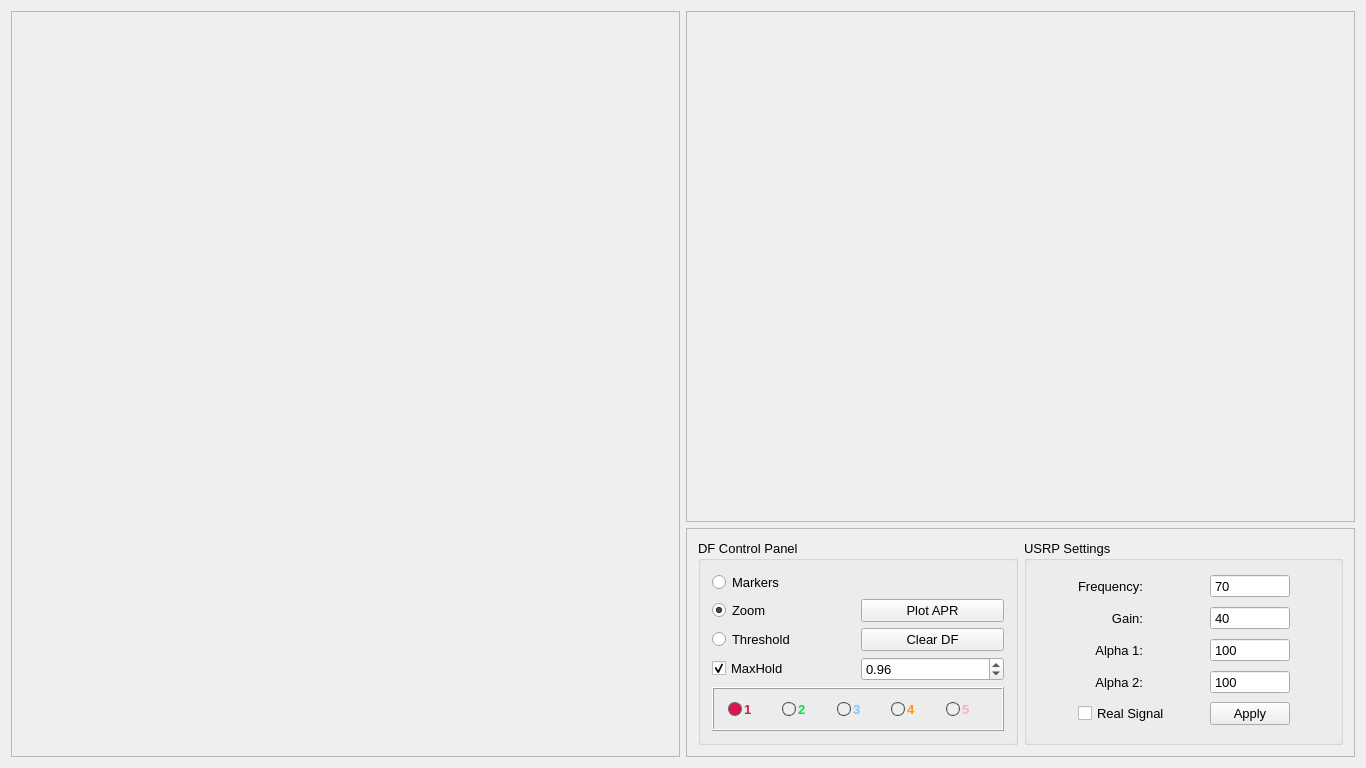
This is frontend.ui in Valkaryne/QwtModel as Qt 5 draws it before an edit. The edited form follows.
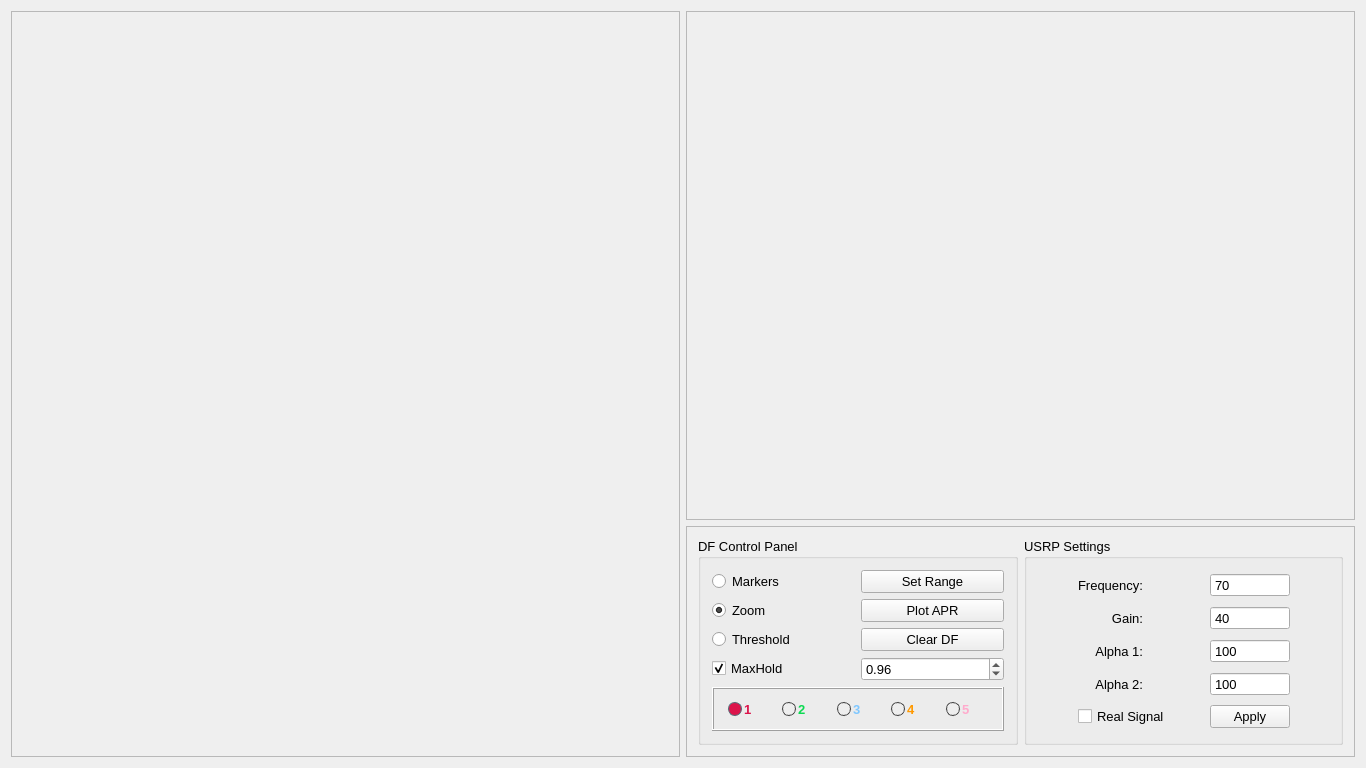
This is the edited form.

Diff of the .ui file:
```diff
--- a/frontend.ui
+++ b/frontend.ui
@@ -418,6 +418,13 @@
               </property>
              </widget>
             </item>
+            <item row="0" column="1">
+             <widget class="QPushButton" name="setRangeBtn">
+              <property name="text">
+               <string>Set Range</string>
+              </property>
+             </widget>
+            </item>
            </layout>
           </widget>
          </item>
```
Left out of the diff: 7 changed lines with no effect on the pictures.
